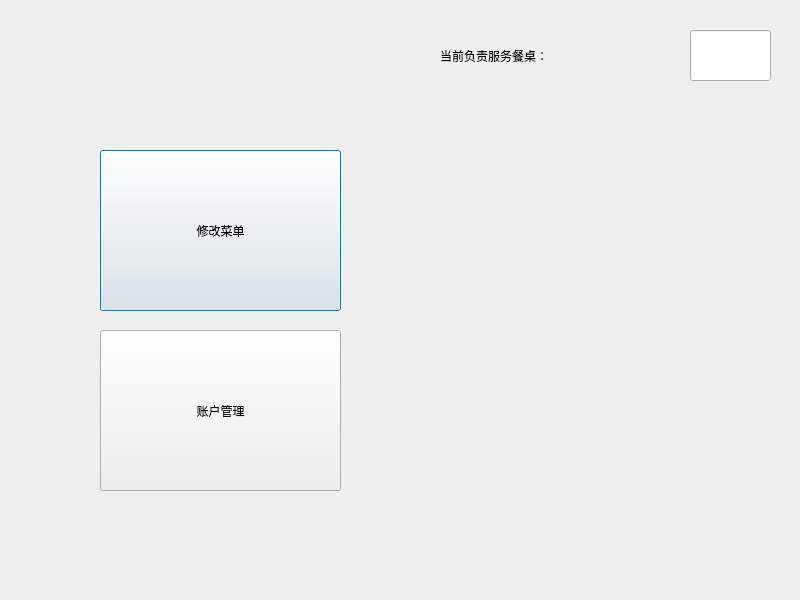
Above: waiterwinodw.ui from zhangzw16/Restaurant before the change. Below: the same form after it.
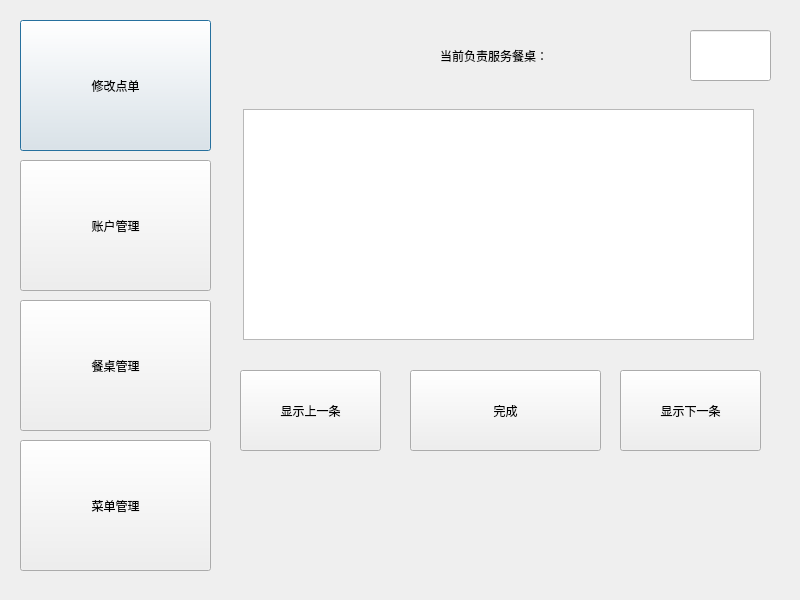
That is the form after the change.

```diff
--- a/waiterwinodw.ui
+++ b/waiterwinodw.ui
@@ -22,23 +22,23 @@
   <widget class="QPushButton" name="editMenuBtn">
    <property name="geometry">
     <rect>
-     <x>100</x>
-     <y>150</y>
-     <width>241</width>
-     <height>161</height>
+     <x>20</x>
+     <y>20</y>
+     <width>191</width>
+     <height>131</height>
     </rect>
    </property>
    <property name="text">
-    <string>修改菜单</string>
+    <string>修改点单</string>
    </property>
   </widget>
   <widget class="QPushButton" name="editAccountBtn">
    <property name="geometry">
     <rect>
-     <x>100</x>
-     <y>330</y>
-     <width>241</width>
-     <height>161</height>
+     <x>20</x>
+     <y>160</y>
+     <width>191</width>
+     <height>131</height>
     </rect>
    </property>
    <property name="text">
@@ -68,6 +68,81 @@
     </rect>
    </property>
   </widget>
+  <widget class="QPushButton" name="editTablesBtn">
+   <property name="geometry">
+    <rect>
+     <x>20</x>
+     <y>300</y>
+     <width>191</width>
+     <height>131</height>
+    </rect>
+   </property>
+   <property name="text">
+    <string>餐桌管理</string>
+   </property>
+  </widget>
+  <widget class="QPushButton" name="editOriginMenuBtn">
+   <property name="geometry">
+    <rect>
+     <x>20</x>
+     <y>440</y>
+     <width>191</width>
+     <height>131</height>
+    </rect>
+   </property>
+   <property name="text">
+    <string>菜单管理</string>
+   </property>
+  </widget>
+  <widget class="QTextEdit" name="textEdit">
+   <property name="geometry">
+    <rect>
+     <x>243</x>
+     <y>109</y>
+     <width>511</width>
+     <height>231</height>
+    </rect>
+   </property>
+  </widget>
+  <widget class="QPushButton" name="previousMessageBtn">
+   <property name="geometry">
+    <rect>
+     <x>240</x>
+     <y>370</y>
+     <width>141</width>
+     <height>81</height>
+    </rect>
+   </property>
+   <property name="text">
+    <string>显示上一条</string>
+   </property>
+  </widget>
+  <widget class="QPushButton" name="finishBtn">
+   <property name="geometry">
+    <rect>
+     <x>410</x>
+     <y>370</y>
+     <width>191</width>
+     <height>81</height>
+    </rect>
+   </property>
+   <property name="text">
+    <string>完成</string>
+   </property>
+  </widget>
+  <widget class="QPushButton" name="nextMessageBtn">
+   <property name="geometry">
+    <rect>
+     <x>620</x>
+     <y>370</y>
+     <width>141</width>
+     <height>81</height>
+    </rect>
+   </property>
+   <property name="text">
+    <string>显示下一条</string>
+   </property>
+  </widget>
  </widget>
  <resources/>
  <connections/>
```
